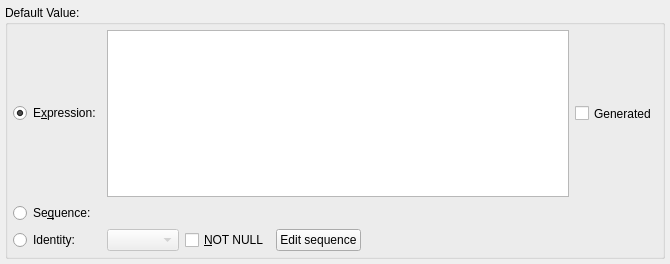
Old version of the form libs/libgui/ui/dbobjects/columnwidget.ui in the repository pgmodeler/pgmodeler.
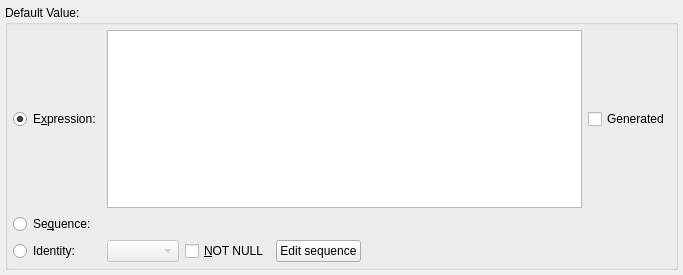
New version of the form. Icons and pictures are not drawn.

Commit message: Changed default icon size of comboboxes

The edit to the form file:
```diff
--- a/libs/libgui/ui/dbobjects/columnwidget.ui
+++ b/libs/libgui/ui/dbobjects/columnwidget.ui
@@ -6,8 +6,8 @@
    <rect>
     <x>0</x>
     <y>0</y>
-    <width>670</width>
-    <height>264</height>
+    <width>683</width>
+    <height>275</height>
    </rect>
   </property>
   <layout class="QGridLayout" name="column_grid">
@@ -124,6 +124,12 @@
         <property name="enabled">
          <bool>false</bool>
         </property>
+        <property name="iconSize">
+         <size>
+          <width>28</width>
+          <height>28</height>
+         </size>
+        </property>
        </widget>
       </item>
       <item row="2" column="2">
```
The commit also changes 40 other files.
